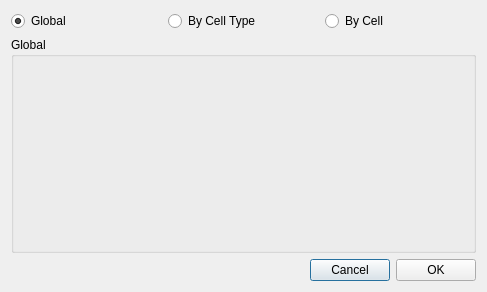
Old version of the form cc3d/twedit5/Plugins/CC3DGUIDesign/ModelTools/Volume/volumedlg.ui in the repository CompuCell3D/cc3d-twedit5.
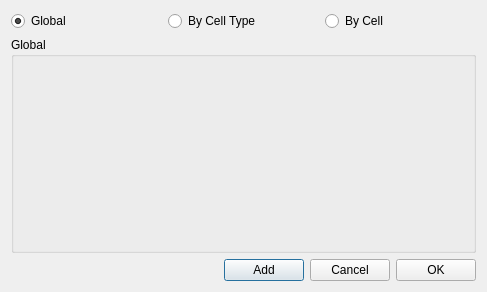
New version of the form.

Diff of the .ui file:
```diff
--- a/cc3d/twedit5/Plugins/CC3DGUIDesign/ModelTools/Volume/volumedlg.ui
+++ b/cc3d/twedit5/Plugins/CC3DGUIDesign/ModelTools/Volume/volumedlg.ui
@@ -65,6 +65,13 @@
        </property>
       </spacer>
      </item>
+     <item>
+      <widget class="QPushButton" name="add_PB">
+       <property name="text">
+        <string>Add</string>
+       </property>
+      </widget>
+     </item>
      <item>
       <widget class="QPushButton" name="cancel_PB">
        <property name="text">
```
